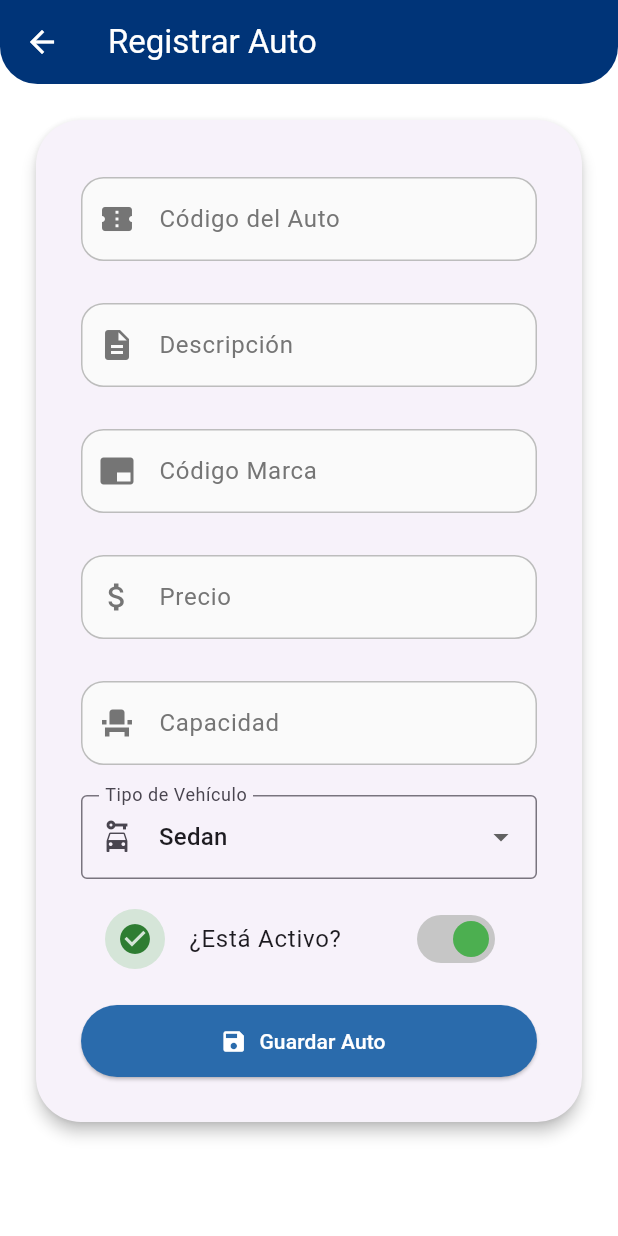
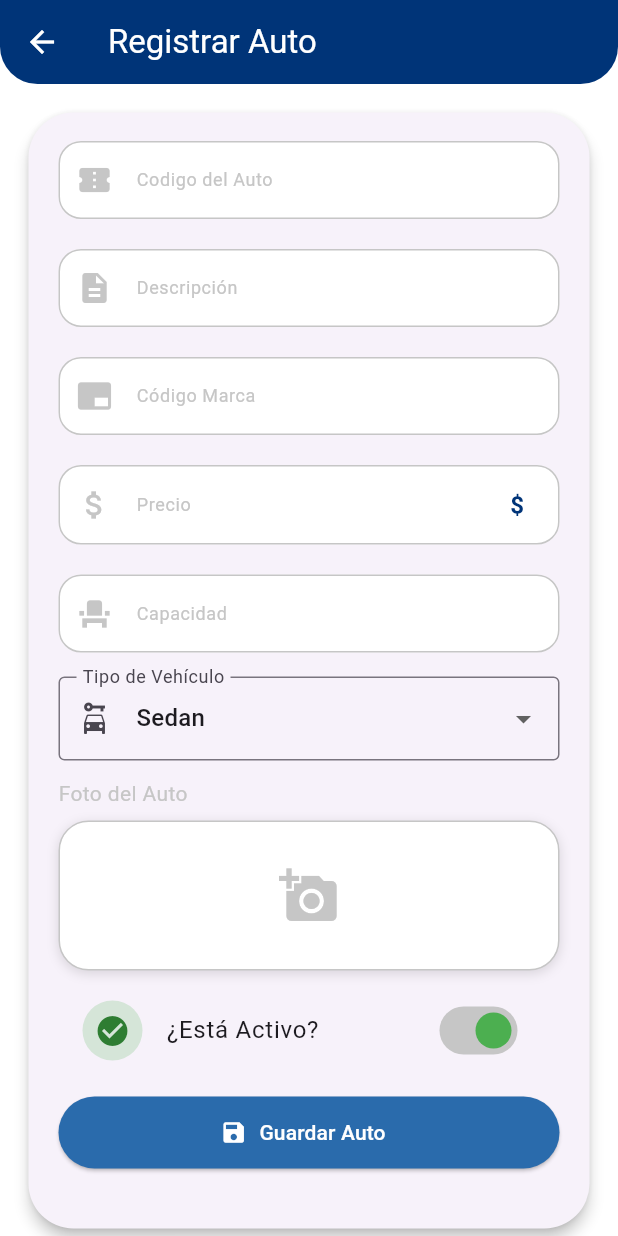
Before and after one commit to juanitoxxplay/flutter-proyect, a Flutter app: the HomePage screen opened directly, after a tap on the "add" icon, on a phone screen of 412 x 824 dp. Run offline on Flutter 3.47's test engine with Material 3 defaults, Android fonts, the phone set to English and light mode, and no system bars; our stand-ins replace google_fonts, image_picker; network calls fail.

Commit message:
Ajustes al ui

```diff
--- a/proyect/lib/main.dart
+++ b/proyect/lib/main.dart
@@ -1,6 +1,6 @@
 import 'package:flutter/material.dart';
 import 'theme/theme.dart';
-import 'views/home_page.dart';
+import 'views/welcome_page.dart';
 
 void main() => runApp(const MyApp());
 
@@ -10,9 +10,9 @@ class MyApp extends StatelessWidget {
   @override
   Widget build(BuildContext context) {
     return MaterialApp(
-      title: 'Gestion de Autos',
+      title: 'Gestión de Autos',
       theme: FordTheme.lightTheme,
-      home: const HomePage(),
+      home: const WelcomePage(),
       debugShowCheckedModeBanner: false,
     );
   }
--- a/proyect/lib/theme/theme.dart
+++ b/proyect/lib/theme/theme.dart
@@ -6,6 +6,11 @@ class FordTheme {
   static const Color lightBlue = Color(0xFF47A8E5);
   static const Color silver = Color(0xFFC6C6C6);
   static const Color white = Colors.white;
+
+
+  // Colores para estado activo
+  static const Color activeGreen = Color(0xFF2E7D32); // un verde oscuro
+  static const Color activeGreenLight = Color(0xFF81C784); // verde claro con opacidad
 
   static ThemeData lightTheme = ThemeData(
     primaryColor: fordBlue,
--- a/proyect/lib/views/form_page.dart
+++ b/proyect/lib/views/form_page.dart
@@ -1,7 +1,10 @@
+// views/form_page.dart
+import 'dart:io';
 import 'package:flutter/material.dart';
 import '../models/auto_model.dart';
 import '../services/api_service.dart';
 import '../widgets/form_fields.dart';
+import '../widgets/buildImagePickerField.dart';
 
 class FormPage extends StatefulWidget {
   const FormPage({super.key});
@@ -21,6 +24,7 @@ class _FormPageState extends State<FormPage> {
 
   String _selectedType = 'Sedan';
   bool _isActive = true;
+  File? _fotoSeleccionada;
 
   final List<String> _tipos = [
     'Sedan',
@@ -70,47 +74,54 @@ class _FormPageState extends State<FormPage> {
         ),
       ),
       body: SingleChildScrollView(
-        padding: const EdgeInsets.all(20),
+        padding: const EdgeInsets.all(15),
         child: Card(
-          shape:
-              RoundedRectangleBorder(borderRadius: BorderRadius.circular(30)),
+          shape: RoundedRectangleBorder(
+            borderRadius: BorderRadius.circular(30),
+          ),
           elevation: 4,
           child: Padding(
-            padding: const EdgeInsets.all(30),
+            padding: const EdgeInsets.fromLTRB(20, 15, 20, 40),
             child: Form(
               key: _formKey,
               child: Column(
                 children: [
                   buildTextField(
-                    label: 'Código del Auto',
+                    context: context,
+                    label: 'Codigo del Auto',
                     controller: _codautoCtrl,
                     icon: Icons.confirmation_number,
                   ),
                   const SizedBox(height: 12),
                   buildTextField(
+                    context: context,
                     label: 'Descripción',
                     controller: _descCtrl,
                     icon: Icons.description,
                   ),
                   const SizedBox(height: 12),
                   buildTextField(
+                    context: context,
                     label: 'Código Marca',
                     controller: _brandCtrl,
                     icon: Icons.branding_watermark,
                   ),
                   const SizedBox(height: 12),
                   buildTextField(
+                    context: context,
                     label: 'Precio',
                     controller: _priceCtrl,
+                    inputType: TextInputType.number,
                     icon: Icons.attach_money,
-                    inputType: TextInputType.number,
+                    isPriceField: true,
                   ),
                   const SizedBox(height: 12),
                   buildTextField(
+                    context: context,
                     label: 'Capacidad',
                     controller: _capacityCtrl,
+                    inputType: TextInputType.number,
                     icon: Icons.event_seat,
-                    inputType: TextInputType.number,
                   ),
                   const SizedBox(height: 12),
                   DropdownButtonFormField<String>(
@@ -131,12 +142,15 @@ class _FormPageState extends State<FormPage> {
                     }),
                   ),
                   const SizedBox(height: 12),
-                  // Reemplaza el SwitchListTile actual con este código:
-                  AnimatedSwitcher(
-                    duration: const Duration(milliseconds: 300),
-                    child: SwitchListTile(
-                      key: ValueKey<bool>(
-                          _isActive), // Importante para la animación
+                  ImagePickerField(
+                    onImageSelected: (file) {
+                      setState(() {
+                        _fotoSeleccionada = file;
+                      });
+                    },
+                  ),
+                  const SizedBox(height: 12),
+                  SwitchListTile(
                     title: const Text('¿Está Activo?'),
                     value: _isActive,
                     onChanged: (val) => setState(() => _isActive = val),
@@ -151,13 +165,11 @@ class _FormPageState extends State<FormPage> {
                       ),
                       child: Icon(
                         _isActive ? Icons.check_circle : Icons.cancel,
-                          color:
-                              _isActive ? Colors.green[800] : Colors.grey[700],
+                        color: _isActive ? Colors.green[800] : Colors.grey[700],
                       ),
                     ),
                     activeColor: Colors.green,
                     inactiveThumbColor: Colors.grey[600],
-                    ),
                   ),
                   const SizedBox(height: 16),
                   ElevatedButton.icon(
--- a/proyect/lib/views/home_page.dart
+++ b/proyect/lib/views/home_page.dart
@@ -14,34 +14,120 @@ class HomePage extends StatefulWidget {
 
 class _HomePageState extends State<HomePage> {
   late List<Auto> _autos;
+  late List<Auto> _autosFiltrados;
+  final TextEditingController _searchController = TextEditingController();
 
   @override
   void initState() {
     super.initState();
     _autos = mockAutos;
+    _autosFiltrados = List.from(_autos);
+    _searchController.addListener(_filtrarAutos);
+  }
+
+  @override
+  void dispose() {
+    _searchController.removeListener(_filtrarAutos);
+    _searchController.dispose();
+    super.dispose();
+  }
+
+  void _filtrarAutos() {
+    final query = _searchController.text.toLowerCase();
+    setState(() {
+      if (query.isEmpty) {
+        _autosFiltrados = List.from(_autos);
+      } else {
+        _autosFiltrados = _autos
+            .where((auto) =>
+                auto.description.toLowerCase().contains(query) ||
+                auto.type.toLowerCase().contains(query))
+            .toList();
+      }
+    });
   }
 
   void _recargarAutos() {
     setState(() {
       _autos = mockAutos;
+      _autosFiltrados = List.from(_autos);
+      _searchController.clear();
     });
   }
 
   void _toggleEstadoAuto(int index) {
     setState(() {
-      _autos[index].isActive = !_autos[index].isActive;
+      final originalIndex = _autos.indexOf(_autosFiltrados[index]);
+      _autos[originalIndex].isActive = !_autos[originalIndex].isActive;
+      _filtrarAutos();
     });
   }
 
   @override
   Widget build(BuildContext context) {
     return Scaffold(
-      appBar: AppBar(
-        title: const Text('Lista de Autos'),
-        centerTitle: true,
-        shape: const RoundedRectangleBorder(
-          borderRadius: BorderRadius.vertical(
-            bottom: Radius.circular(25),
+      appBar: PreferredSize(
+        preferredSize: const Size.fromHeight(140),
+        child: AppBar(
+          backgroundColor: FordTheme.fordBlue,
+          elevation: 4,
+          shape: const RoundedRectangleBorder(
+            borderRadius: BorderRadius.vertical(
+              bottom: Radius.circular(25),
+            ),
+          ),
+          flexibleSpace: Padding(
+            padding: const EdgeInsets.fromLTRB(16, 50, 16, 16),
+            child: Column(
+              crossAxisAlignment: CrossAxisAlignment.start,
+              children: [
+                // Título
+                Center(
+                  child: Text(
+                    'Autos Disponibles',
+                    style: const TextStyle(
+                      fontSize: 22,
+                      fontWeight: FontWeight.bold,
+                      color: Colors.white,
+                      letterSpacing: 1.1,
+                    ),
+                  ),
+                ),
+
+                const SizedBox(height: 16),
+
+                // Barra de búsqueda
+                Container(
+                  height: 45,
+                  decoration: BoxDecoration(
+                    color: Colors.white.withOpacity(0.9),
+                    borderRadius: BorderRadius.circular(20),
+                    boxShadow: const [
+                      BoxShadow(
+                        color: Colors.black26,
+                        blurRadius: 8,
+                        offset: Offset(0, 4),
+                      ),
+                    ],
+                  ),
+                  child: TextField(
+                    controller: _searchController,
+                    style: const TextStyle(color: Colors.black87),
+                    cursorColor: FordTheme.fordBlue,
+                    decoration: InputDecoration(
+                      hintText: 'Buscar autos...',
+                      hintStyle: TextStyle(
+                        color: Colors.grey[600],
+                        fontWeight: FontWeight.w500,
+                      ),
+                      prefixIcon: Icon(Icons.search, color: FordTheme.fordBlue),
+                      border: InputBorder.none,
+                      contentPadding: const EdgeInsets.symmetric(vertical: 12),
+                    ),
+                  ),
+                ),
+              ],
+            ),
           ),
         ),
       ),
@@ -58,7 +144,7 @@ class _HomePageState extends State<HomePage> {
         ),
         child: const Icon(Icons.add),
       ),
-      body: _autos.isEmpty
+      body: _autosFiltrados.isEmpty
           ? const Center(
               child: Text(
                 'No hay autos disponibles',
@@ -66,9 +152,10 @@ class _HomePageState extends State<HomePage> {
               ),
             )
           : ListView.builder(
-              itemCount: _autos.length,
+              padding: const EdgeInsets.symmetric(vertical: 8, horizontal: 12),
+              itemCount: _autosFiltrados.length,
               itemBuilder: (context, index) => AutoCard(
-                auto: _autos[index],
+                auto: _autosFiltrados[index],
                 onToggleEstado: () => _toggleEstadoAuto(index),
               ),
             ),
--- a/proyect/lib/widgets/auto_card.dart
+++ b/proyect/lib/widgets/auto_card.dart
@@ -1,18 +1,24 @@
 import 'package:flutter/material.dart';
 import '../models/auto_model.dart';
+import '../theme/theme.dart';
+import '../views/AutoDetails.dart';
 
 class AutoCard extends StatelessWidget {
   final Auto auto;
   final VoidCallback? onToggleEstado;
+  final String? imageUrl;
 
   const AutoCard({
     super.key,
     required this.auto,
     this.onToggleEstado,
+    this.imageUrl,
   });
 
   @override
   Widget build(BuildContext context) {
+    final theme = Theme.of(context);
+
     return Card(
       elevation: 4,
       margin: const EdgeInsets.symmetric(horizontal: 16, vertical: 8),
@@ -21,7 +27,17 @@ class AutoCard extends StatelessWidget {
       ),
       child: InkWell(
         borderRadius: BorderRadius.circular(30),
-        onTap: () {}, // Puedes añadir una acción al tocar la tarjeta
+        onTap: () {
+          Navigator.push(
+            context,
+            MaterialPageRoute(
+              builder: (context) => AutoDetailScreen(
+                auto: auto,
+                imageUrl: imageUrl,
+              ),
+            ),
+          );
+        },
         child: Padding(
           padding: const EdgeInsets.all(16),
           child: Row(
@@ -30,71 +46,73 @@ class AutoCard extends StatelessWidget {
                 padding: const EdgeInsets.all(10),
                 decoration: BoxDecoration(
                   color: auto.isActive
-                      ? Colors.green.withOpacity(0.2)
-                      : Colors.grey.withOpacity(0.1),
+                      ? FordTheme.activeGreenLight.withOpacity(0.3)
+                      : theme.disabledColor.withOpacity(0.1),
                   shape: BoxShape.circle,
                 ),
                 child: Icon(
                   Icons.directions_car,
-                  color: auto.isActive ? Colors.green[800] : Colors.grey[700],
+                  color: auto.isActive
+                      ? FordTheme.activeGreen
+                      : theme.disabledColor,
                   size: 28,
                 ),
               ),
-
               const SizedBox(width: 16),
-
-              // Información del auto
               Expanded(
                 child: Column(
                   crossAxisAlignment: CrossAxisAlignment.start,
                   children: [
                     Text(
                       auto.description,
-                      style: const TextStyle(
+                      style: theme.textTheme.titleMedium?.copyWith(
                         fontWeight: FontWeight.bold,
-                        fontSize: 16,
                       ),
                     ),
                     const SizedBox(height: 4),
                     Row(
                       children: [
-                        Icon(Icons.category, size: 14, color: Colors.grey[600]),
+                        Icon(Icons.category, size: 14, color: theme.hintColor),
                         const SizedBox(width: 4),
                         Text(
                           auto.type,
-                          style: TextStyle(color: Colors.grey[600]),
+                          style: theme.textTheme.bodySmall
+                              ?.copyWith(color: theme.hintColor),
                         ),
                         const SizedBox(width: 12),
-                        Icon(Icons.people, size: 14, color: Colors.grey[600]),
+                        Icon(Icons.people, size: 14, color: theme.hintColor),
                         const SizedBox(width: 4),
                         Text(
                           'Cap: ${auto.capacity}',
-                          style: TextStyle(color: Colors.grey[600]),
+                          style: theme.textTheme.bodySmall
+                              ?.copyWith(color: theme.hintColor),
                         ),
                       ],
                     ),
                     const SizedBox(height: 4),
                     Text(
                       '\$${auto.price}',
-                      style: const TextStyle(
-                        color: Colors.blue,
+                      style: theme.textTheme.titleMedium?.copyWith(
+                        color: FordTheme.fordBlue,
                         fontWeight: FontWeight.bold,
-                        fontSize: 16,
                       ),
                     ),
                   ],
                 ),
               ),
-
-              AnimatedSwitcher(
-                duration: const Duration(milliseconds: 300),
-                child: Switch(
-                  value: auto.isActive,
-                  activeColor: Colors.green,
-                  activeTrackColor: Colors.green[200],
-                  inactiveThumbColor: Colors.grey[600],
-                  inactiveTrackColor: Colors.grey[300],
-                  onChanged: (_) => onToggleEstado?.call(),
+              // Este GestureDetector evita que el onTap del InkWell se active al tocar el Switch
+              GestureDetector(
+                onTap: () {},
+                child: AnimatedSwitcher(
+                  duration: const Duration(milliseconds: 300),
+                  child: Switch(
+                    value: auto.isActive,
+                    activeColor: FordTheme.activeGreen,
+                    activeTrackColor: FordTheme.activeGreenLight,
+                    inactiveThumbColor: theme.disabledColor,
+                    inactiveTrackColor: theme.disabledColor.withOpacity(0.3),
+                    onChanged: (_) => onToggleEstado?.call(),
+                  ),
                 ),
               ),
             ],
--- /dev/null
+++ b/proyect/lib/widgets/buildImagePickerField.dart
@@ -0,0 +1,109 @@
+import 'dart:io';
+import 'package:flutter/material.dart';
+import '../theme/theme.dart';
+import 'package:image_picker/image_picker.dart';
+
+class ImagePickerField extends StatefulWidget {
+  final void Function(File?) onImageSelected;
+
+  const ImagePickerField({super.key, required this.onImageSelected});
+
+  @override
+  State<ImagePickerField> createState() => _ImagePickerFieldState();
+}
+
+class _ImagePickerFieldState extends State<ImagePickerField> {
+  File? _imageFile;
+
+  Future<void> _pickImage(ImageSource source) async {
+    final picker = ImagePicker();
+    final picked = await picker.pickImage(source: source);
+
+    if (picked != null) {
+      final image = File(picked.path);
+      setState(() => _imageFile = image);
+      widget.onImageSelected(image);
+    }
+  }
+
+  void _showPickOptionsDialog() {
+    showModalBottomSheet(
+      context: context,
+      shape: const RoundedRectangleBorder(
+        borderRadius: BorderRadius.vertical(top: Radius.circular(20)),
+      ),
+      builder: (context) => Container(
+        padding: const EdgeInsets.all(20),
+        child: Wrap(
+          alignment: WrapAlignment.center,
+          children: [
+            ListTile(
+              leading: const Icon(Icons.photo_library, color: FordTheme.fordBlue),
+              title: const Text('Seleccionar desde galería'),
+              onTap: () {
+                Navigator.pop(context);
+                _pickImage(ImageSource.gallery);
+              },
+            ),
+            ListTile(
+              leading: const Icon(Icons.camera_alt, color: FordTheme.fordBlue),
+              title: const Text('Tomar foto con cámara'),
+              onTap: () {
+                Navigator.pop(context);
+                _pickImage(ImageSource.camera);
+              },
+            ),
+          ],
+        ),
+      ),
+    );
+  }
+
+  @override
+  Widget build(BuildContext context) {
+    return Column(
+      crossAxisAlignment: CrossAxisAlignment.start,
+      children: [
+        Text(
+          'Foto del Auto',
+          style: Theme.of(context).textTheme.bodyMedium?.copyWith(
+            color: FordTheme.silver,
+          ),
+        ),
+        const SizedBox(height: 8),
+        GestureDetector(
+          onTap: _showPickOptionsDialog,
+          child: Container(
+            height: 100,
+            width: double.infinity,
+            decoration: BoxDecoration(
+              color: FordTheme.white,
+              border: Border.all(color: FordTheme.silver),
+              borderRadius: BorderRadius.circular(20),
+              boxShadow: const [
+                BoxShadow(
+                  color: Color(0x1F000000),
+                  blurRadius: 6,
+                  offset: Offset(0, 2),
+                ),
+              ],
+            ),
+            child: _imageFile == null
+                ? const Center(
+              child: Icon(Icons.add_a_photo,
+                  size: 40, color: FordTheme.silver),
+            )
+                : ClipRRect(
+              borderRadius: BorderRadius.circular(20),
+              child: Image.file(
+                _imageFile!,
+                fit: BoxFit.cover,
+                width: double.infinity,
+              ),
+            ),
+          ),
+        ),
+      ],
+    );
+  }
+}
--- a/proyect/lib/widgets/form_fields.dart
+++ b/proyect/lib/widgets/form_fields.dart
@@ -1,6 +1,8 @@
 import 'package:flutter/material.dart';
+import '../theme/theme.dart';
 
 Widget buildTextField({
+  required BuildContext context,
   required String label,
   required TextEditingController controller,
   TextInputType? inputType,
@@ -8,55 +10,56 @@ Widget buildTextField({
   String? Function(String?)? validator,
   bool isPriceField = false,
 }) {
+  final theme = Theme.of(context);
+
   return Padding(
-    padding: const EdgeInsets.symmetric(vertical: 8.0),
+    padding: const EdgeInsets.symmetric(vertical: 4.0),
     child: TextFormField(
       controller: controller,
       keyboardType: inputType,
-      style: TextStyle(
-        color: Colors.grey[800],
-        fontSize: 16,
+      style: theme.textTheme.bodyMedium?.copyWith(
+        color: Colors.grey[800], // O puedes usar: theme.colorScheme.onSurface
       ),
       decoration: InputDecoration(
         labelText: label,
-        labelStyle: TextStyle(
-          color: Colors.grey[600],
+        labelStyle: theme.textTheme.bodySmall?.copyWith(
+          color: FordTheme.silver,
         ),
         border: OutlineInputBorder(
           borderRadius: BorderRadius.circular(15),
-          borderSide: BorderSide(color: Colors.grey[400]!),
+          borderSide: const BorderSide(color: FordTheme.silver),
         ),
         enabledBorder: OutlineInputBorder(
           borderRadius: BorderRadius.circular(15),
-          borderSide: BorderSide(color: Colors.grey[400]!),
+          borderSide: const BorderSide(color: FordTheme.silver),
         ),
         focusedBorder: OutlineInputBorder(
           borderRadius: BorderRadius.circular(15),
-          borderSide: BorderSide(color: Colors.blue, width: 2),
+          borderSide: const BorderSide(color: FordTheme.fordBlue, width: 2),
         ),
         errorBorder: OutlineInputBorder(
           borderRadius: BorderRadius.circular(15),
-          borderSide: BorderSide(color: Colors.red[400]!),
+          borderSide: BorderSide(color: Colors.red.shade400),
         ),
         focusedErrorBorder: OutlineInputBorder(
           borderRadius: BorderRadius.circular(15),
-          borderSide: BorderSide(color: Colors.red, width: 2),
+          borderSide: const BorderSide(color: Colors.red, width: 2),
         ),
         filled: true,
-        fillColor: Colors.grey[50],
+        fillColor: FordTheme.white,
         prefixIcon: icon != null
             ? Icon(
                 icon,
-                color: Colors.grey[600],
+                color: FordTheme.silver,
               )
             : null,
         suffixIcon: isPriceField
-            ? const Padding(
-                padding: EdgeInsets.all(15),
+            ? Padding(
+                padding: const EdgeInsets.all(15),
                 child: Text(
                   '\$',
-                  style: TextStyle(
-                    color: Colors.blue,
+                  style: theme.textTheme.bodyMedium?.copyWith(
+                    color: FordTheme.fordBlue,
                     fontWeight: FontWeight.bold,
                     fontSize: 16,
                   ),
@@ -73,3 +76,35 @@ Widget buildTextField({
     ),
   );
 }
+
+Widget buildSwitchField({
+  required BuildContext context,
+  required String label,
+  required bool value,
+  required ValueChanged<bool> onChanged,
+}) {
+  final theme = Theme.of(context);
+
+  return Padding(
+    padding: const EdgeInsets.symmetric(vertical: 8.0),
+    child: Row(
+      mainAxisAlignment: MainAxisAlignment.spaceBetween,
+      children: [
+        Text(
+          label,
+          style: theme.textTheme.bodyMedium?.copyWith(
+            color: FordTheme.silver,
+          ),
+        ),
+        Switch(
+          value: value,
+          onChanged: onChanged,
+          activeColor: FordTheme.activeGreen,
+          activeTrackColor: FordTheme.activeGreenLight,
+          inactiveThumbColor: FordTheme.silver,
+          inactiveTrackColor: FordTheme.white,
+        ),
+      ],
+    ),
+  );
+}
```
Also changed, not shown: proyect/lib/views/AutoDetails.dart (added, +202 -0 lines), proyect/lib/views/Welcome_Page.dart (added, +109 -0 lines), proyect/pubspec.yaml (+6 -1 lines), proyect/assets/Car.jpg (added), proyect/pubspec.lock, 6 other files. Lines whose indentation alone changed are shown as unchanged.
